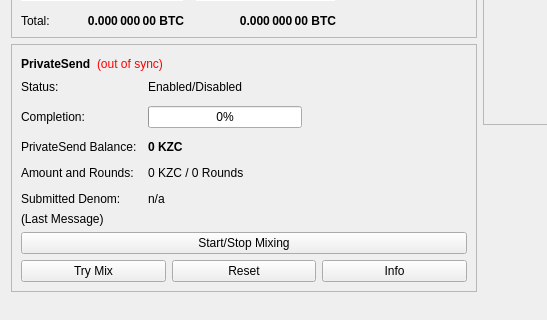
The window that src/qt/forms/overviewpage.ui (GabitJunior/kzcash) describes before a commit, drawn with Qt 5; both pictures show x 0 to 547 and y 178 to 498 of the 960 by 585 pixel window.
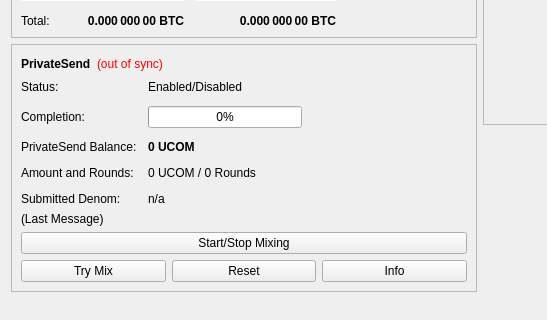
The same window after the commit.

Commit message: Release UCOM, v0.1.8.1

The edit to the form file:
```diff
--- a/src/qt/forms/overviewpage.ui
+++ b/src/qt/forms/overviewpage.ui
@@ -511,7 +511,7 @@
                </font>
               </property>
               <property name="text">
-               <string notr="true">0 KZC</string>
+               <string notr="true">0 UCOM</string>
               </property>
              </widget>
             </item>
@@ -525,7 +525,7 @@
             <item row="3" column="1">
              <widget class="QLabel" name="labelAmountRounds">
               <property name="text">
-               <string>0 KZC / 0 Rounds</string>
+               <string>0 UCOM / 0 Rounds</string>
               </property>
              </widget>
             </item>
```
Left out of the diff: 6 changed lines with no effect on the pictures. The commit also changes 500 other files.
